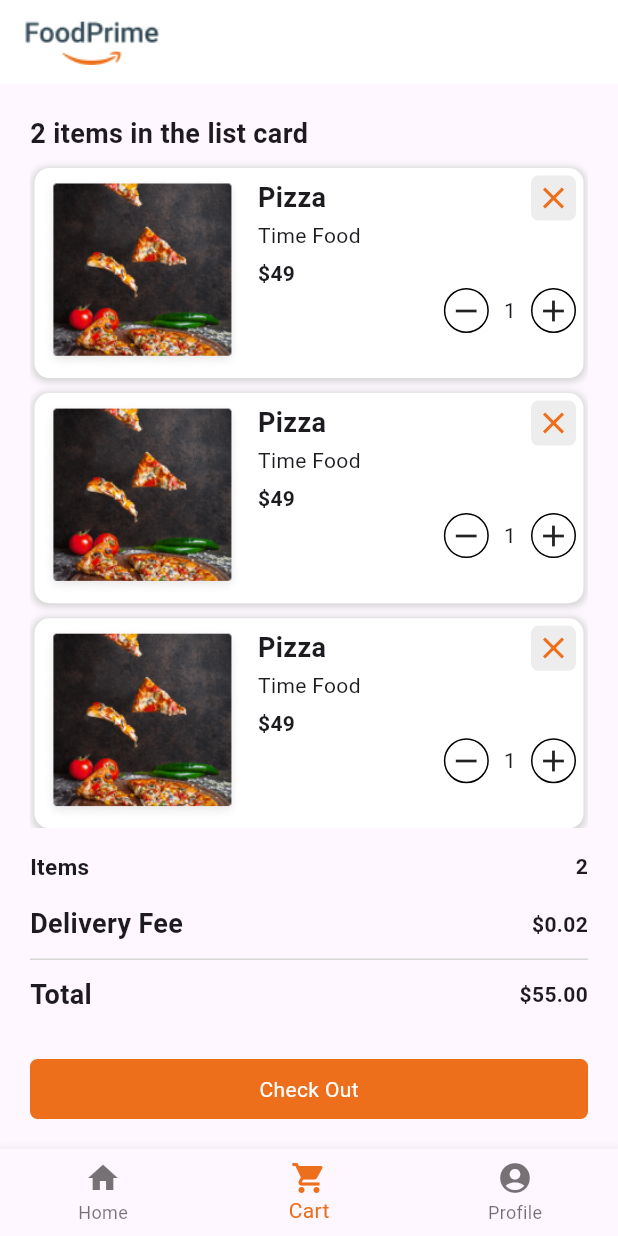
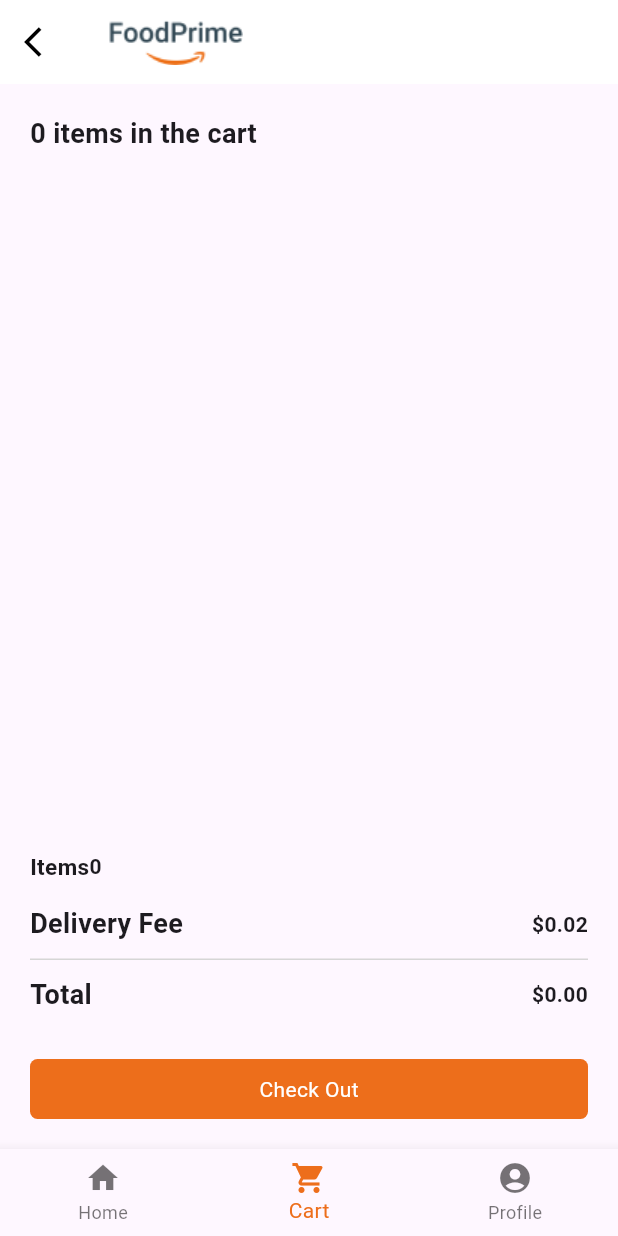
Before and after one commit to talha925/food-prime-starter, a Flutter app: the MainScreen screen opened directly, item 2 of the bottom bar chosen, on a phone screen of 412 x 824 dp. Run offline on Flutter 3.47's test engine with Material 3 defaults, Android fonts, the phone set to English and light mode, and no system bars; our stand-ins replace cloud_firestore, firebase_auth, firebase_core, fluttertoast, font_awesome_flutter; accounts and stored records are empty.

Commit message:
add to cart functionality add

```diff
--- /dev/null
+++ b/lib/model/cart_item.dart
@@ -0,0 +1,17 @@
+// cart_item.dart
+
+class CartItem {
+  final String title;
+  // final String subtitle;
+  final String image;
+  final double price;
+  int quantity;
+
+  CartItem({
+    required this.title,
+    // required this.subtitle,
+    required this.image,
+    required this.price,
+    required this.quantity,
+  });
+}
--- a/lib/screens/main/main_screen.dart
+++ b/lib/screens/main/main_screen.dart
@@ -15,7 +15,9 @@ class _MainScreenState extends State<MainScreen> {
   int _selectedIndex = 0;
   static const List<Widget> _widgetOptions = <Widget>[
     HomePage(),
-    CartPage(),
+    CartPage(
+      cart: [],
+    ),
     ProfilePage(),
   ];
 
--- a/lib/screens/main/nav_pages/cart/cart_page.dart
+++ b/lib/screens/main/nav_pages/cart/cart_page.dart
@@ -1,74 +1,130 @@
+// CartPage.dart
+
 import 'package:flutter/material.dart';
+import 'package:food_prime_app/model/cart_item.dart';
 import 'package:food_prime_app/screens/payment/payment_screen.dart';
-import 'package:food_prime_app/theme/style.dart';
 import 'package:food_prime_app/widget/button_container_widget.dart';
 
-class CartPage extends StatelessWidget {
-  const CartPage({super.key});
+class CartPage extends StatefulWidget {
+  final List<CartItem> cart;
+
+  const CartPage({Key? key, required this.cart}) : super(key: key);
+
+  @override
+  State<CartPage> createState() => _CartPageState();
+}
+
+class _CartPageState extends State<CartPage> {
+  double _calculateTotalPrice() {
+    double total = 0.0;
+    for (var item in widget.cart) {
+      total += item.price * item.quantity;
+    }
+    return total;
+  }
 
   @override
   Widget build(BuildContext context) {
+    void _removeItem(int index) {
+      setState(() {
+        widget.cart.removeAt(index);
+      });
+    }
+
+    void _updateQuantity(int index, bool isIncrement) {
+      setState(() {
+        if (isIncrement) {
+          widget.cart[index].quantity++;
+        } else {
+          if (widget.cart[index].quantity > 1) {
+            widget.cart[index].quantity--;
+          }
+        }
+      });
+    }
+
     return Scaffold(
       appBar: AppBar(
-          backgroundColor: whiteColor,
+        backgroundColor: Colors.white,
         title: Image.asset(
           "assets/word_app_logo.png",
         ),
+// Conditionally show the back button
+        leading: Navigator.canPop(context)
+            ? GestureDetector(
+                onTap: () => Navigator.pop(context),
+                child: const Icon(
+                  Icons.arrow_back_ios,
+                  color: Colors.black,
+                ),
+              )
+            : null,
       ),
       body: Container(
         margin: const EdgeInsets.symmetric(horizontal: 20, vertical: 20),
         child: Column(
           crossAxisAlignment: CrossAxisAlignment.start,
           children: [
-              const Text(
-                "2 items in the list card ",
-                style: TextStyle(fontWeight: FontWeight.bold, fontSize: 18),
+            Text(
+              "${widget.cart.length} items in the cart",
+              style: const TextStyle(fontWeight: FontWeight.bold, fontSize: 18),
             ),
             Expanded(
               child: ListView.builder(
-                  itemCount: 10,
+                itemCount: widget.cart.length,
                 itemBuilder: (context, index) {
+                  CartItem item = widget.cart[index];
                   return Padding(
                     padding: const EdgeInsets.only(
                       top: 10,
                       left: 3,
                       right: 3,
-                      ), // Add space at the bottom of each item
-                      child: _itmeCardWidget(
+                    ),
+                    child: _itemCardWidget(
                       context,
-                        image: "assets/pizza_popular_3.png",
-                        title: "Pizza",
-                        subtitle: "Time Food",
-                        price: "\$49",
+                      image: item.image,
+                      title: item.title,
+                      price: "\$${item.price}",
+                      quantity: item.quantity,
+                      onDelete: () {
+                        _removeItem(index);
+                      },
+                      onRemove: () {
+                        _updateQuantity(index, false);
+                      },
+                      onAdd: () {
+                        _updateQuantity(index, true);
+                      },
                     ),
                   );
                 },
               ),
             ),
-              const SizedBox(
-                height: 15,
+            const SizedBox(height: 15),
+            SingleChildScrollView(
+              scrollDirection: Axis.horizontal,
+              child: Row(
+                mainAxisAlignment: MainAxisAlignment.spaceBetween,
+                children: [
+                  const Text(
+                    "Items",
+                    style: TextStyle(fontWeight: FontWeight.bold, fontSize: 15),
                   ),
+                  Text(
+                    "${widget.cart.length}",
+                    style: const TextStyle(fontWeight: FontWeight.bold),
+                  ),
+                ],
+              ),
+            ),
+            const SizedBox(height: 15),
             const Row(
               mainAxisAlignment: MainAxisAlignment.spaceBetween,
               children: [
-                  Text("Items",
-                      style:
-                          TextStyle(fontWeight: FontWeight.bold, fontSize: 15)),
                 Text(
-                    "2",
-                    style: TextStyle(fontWeight: FontWeight.bold),
+                  "Delivery Fee",
+                  style: TextStyle(fontWeight: FontWeight.bold, fontSize: 18),
                 ),
-                ],
-              ),
-              const SizedBox(
-                height: 15,
-              ),
-              const Row(
-                mainAxisAlignment: MainAxisAlignment.spaceBetween,
-                children: [
-                  Text("Delivery Fee",
-                      style:
-                          TextStyle(fontWeight: FontWeight.bold, fontSize: 18)),
                 Text(
                   "\$0.02",
                   style: TextStyle(fontWeight: FontWeight.bold),
@@ -82,62 +138,67 @@ class CartPage extends StatelessWidget {
               color: Colors.grey[350],
             ),
             const SizedBox(height: 10),
-              const Row(
+            Row(
               mainAxisAlignment: MainAxisAlignment.spaceBetween,
               children: [
-                  Text("Total",
-                      style:
-                          TextStyle(fontWeight: FontWeight.bold, fontSize: 18)),
+                const Text(
+                  "Total",
+                  style: TextStyle(fontWeight: FontWeight.bold, fontSize: 18),
+                ),
                 Text(
-                    "\$55.00",
-                    style: TextStyle(fontWeight: FontWeight.bold),
+                  "\$${_calculateTotalPrice().toStringAsFixed(2)}",
+                  style: const TextStyle(fontWeight: FontWeight.bold),
                 ),
               ],
             ),
-              const SizedBox(
-                height: 30,
-              ),
+            const SizedBox(height: 30),
             ButtonContainerWidget(
               title: "Check Out",
               onTap: () {
                 Navigator.push(
                   context,
                   MaterialPageRoute(
-                          builder: (context) => const PaymentScreen()));
+                    builder: (context) => const PaymentScreen(),
+                  ),
+                );
               },
             ),
           ],
         ),
-        ));
+      ),
+    );
   }
 
-  _itmeCardWidget(
-    BuildContext context, {
-    String? title,
-    String? image,
-    String? price,
-    String? subtitle,
-  }) {
+  Widget _itemCardWidget(BuildContext context,
+      {required String title,
+      required String image,
+      required String price,
+      required int quantity,
+      required VoidCallback onDelete,
+      required VoidCallback onRemove,
+      required VoidCallback onAdd}) {
     return Container(
       height: MediaQuery.of(context).size.height * 0.17,
       width: double.infinity,
       decoration: BoxDecoration(
-          color: whiteColor,
+        color: Colors.white,
         borderRadius: BorderRadius.circular(10),
         boxShadow: [
           BoxShadow(
             color: Colors.grey[350]!,
             offset: const Offset(0, 1),
             spreadRadius: 1.5,
-                blurRadius: 3.5),
-          ]),
+            blurRadius: 3.5,
+          ),
+        ],
+      ),
       child: Padding(
         padding: const EdgeInsets.symmetric(horizontal: 5, vertical: 5),
         child: Row(
           children: [
-            //image
             Image.asset(
-              "$image",
+              image,
+              height: 80, // Adjust the height as needed
             ),
             const SizedBox(
               width: 10,
@@ -149,66 +210,72 @@ class CartPage extends StatelessWidget {
                   Row(
                     mainAxisAlignment: MainAxisAlignment.spaceBetween,
                     children: [
-                      //title
-                      Text("$title",
+                      Flexible(
+                        child: Text(
+                          title,
                           style: const TextStyle(
-                              fontWeight: FontWeight.bold, fontSize: 18)),
-
-                      //close button
-                      Container(
+                              fontWeight: FontWeight.bold, fontSize: 18),
+                          overflow: TextOverflow.ellipsis,
+                        ),
+                      ),
+                      GestureDetector(
+                        onTap: onDelete,
+                        child: Container(
                           height: 30,
                           width: 30,
                           decoration: BoxDecoration(
-                            color: lightGreyColor,
-                            borderRadius: BorderRadius.circular(5)),
+                            color: Colors.grey[300],
+                            borderRadius: BorderRadius.circular(5),
+                          ),
                           child: const Icon(
                             Icons.close,
-                          color: primaryColorED6E1B,
+                            color: Colors.amber,
                           ),
-                      )
+                        ),
+                      ),
                     ],
                   ),
-                  //subtitle
-                  Text(
-                    "$subtitle",
+                  const Text(
+                    "Subtitle", // Add the actual subtitle if needed
                   ),
                   const SizedBox(height: 5),
-                  //price
                   Text(
-                    "$price",
+                    price,
                     style: const TextStyle(fontWeight: FontWeight.bold),
                   ),
                   Row(
                     mainAxisAlignment: MainAxisAlignment.end,
                     children: [
-                      // remove item button
-                      Container(
+                      GestureDetector(
+                        onTap: onRemove,
+                        child: Container(
+                          width: 30,
                           height: 30,
-                        width: 30,
                           decoration: BoxDecoration(
                             shape: BoxShape.circle,
-                            border: Border.all(width: 1)),
-                        child: const Center(
-                          child: Icon(Icons.remove_outlined),
+                            border: Border.all(width: 1),
+                          ),
+                          child:
+                              const Center(child: Icon(Icons.remove_outlined)),
                         ),
                       ),
                       const SizedBox(width: 10),
-                      // text quantity
-                      const Text("1"),
+                      Text("$quantity"),
                       const SizedBox(width: 10),
-                      //add item button
-                      Container(
+                      GestureDetector(
+                        onTap: onAdd,
+                        child: Container(
+                          width: 30,
                           height: 30,
-                        width: 30,
                           decoration: BoxDecoration(
                             shape: BoxShape.circle,
-                            border: Border.all(width: 1)),
-                        child: const Center(
-                          child: Icon(Icons.add),
+                            border: Border.all(width: 1),
+                          ),
+                          child: const Center(child: Icon(Icons.add)),
                         ),
                       ),
                     ],
-                  )
+                  ),
                 ],
               ),
             ),
--- a/lib/screens/main/nav_pages/home/home_category/food/food_main_page.dart
+++ b/lib/screens/main/nav_pages/home/home_category/food/food_main_page.dart
@@ -193,7 +193,10 @@ class _FoodMainPageState extends State<FoodMainPage> {
               Navigator.push(
                   context,
                   MaterialPageRoute(
-                      builder: (context) => DetailPage(data: specialBurger)));
+                      builder: (context) => DetailPage(
+                            data: specialBurger,
+                            cart: [],
+                          )));
             },
             child: SizedBox(
               width: 300,
@@ -263,7 +266,10 @@ class _FoodMainPageState extends State<FoodMainPage> {
               Navigator.push(
                   context,
                   MaterialPageRoute(
-                      builder: (context) => DetailPage(data: pizza)));
+                      builder: (context) => DetailPage(
+                            data: pizza,
+                            cart: [],
+                          )));
             },
             child: SizedBox(
               width: 300,
@@ -333,7 +339,10 @@ class _FoodMainPageState extends State<FoodMainPage> {
               Navigator.push(
                   context,
                   MaterialPageRoute(
-                      builder: (context) => DetailPage(data: sandwich)));
+                      builder: (context) => DetailPage(
+                            data: sandwich,
+                            cart: [],
+                          )));
             },
             child: SizedBox(
               width: 300,
@@ -422,7 +431,10 @@ class _FoodMainPageState extends State<FoodMainPage> {
               Navigator.push(
                   context,
                   MaterialPageRoute(
-                      builder: (context) => DetailPage(data: burger)));
+                      builder: (context) => DetailPage(
+                            data: burger,
+                            cart: [],
+                          )));
             },
             child: SizedBox(
               width: 180,
@@ -505,7 +517,10 @@ class _FoodMainPageState extends State<FoodMainPage> {
               Navigator.push(
                   context,
                   MaterialPageRoute(
-                      builder: (context) => DetailPage(data: pizza)));
+                      builder: (context) => DetailPage(
+                            data: pizza,
+                            cart: [],
+                          )));
             },
             child: SizedBox(
               width: 180,
@@ -588,7 +603,10 @@ class _FoodMainPageState extends State<FoodMainPage> {
               Navigator.push(
                   context,
                   MaterialPageRoute(
-                      builder: (context) => DetailPage(data: sandwich)));
+                      builder: (context) => DetailPage(
+                            data: sandwich,
+                            cart: [],
+                          )));
             },
             child: SizedBox(
               width: 180,
--- a/lib/screens/main/nav_pages/home/home_category/grocery_and_fruit/grocery_and_fruit_main_page.dart
+++ b/lib/screens/main/nav_pages/home/home_category/grocery_and_fruit/grocery_and_fruit_main_page.dart
@@ -173,7 +173,10 @@ class _GroceryAndFruitMainPageState extends State<GroceryAndFruitMainPage> {
             Navigator.push(
                 context,
                 MaterialPageRoute(
-                    builder: (context) => DetailPage(data: fruit)));
+                    builder: (context) => DetailPage(
+                          data: fruit,
+                          cart: [],
+                        )));
           },
           child: Column(
             children: [
@@ -225,7 +228,10 @@ class _GroceryAndFruitMainPageState extends State<GroceryAndFruitMainPage> {
             Navigator.push(
                 context,
                 MaterialPageRoute(
-                    builder: (context) => DetailPage(data: vegetable)));
+                    builder: (context) => DetailPage(
+                          data: vegetable,
+                          cart: [],
+                        )));
           },
           child: Column(
             children: [
@@ -277,7 +283,10 @@ class _GroceryAndFruitMainPageState extends State<GroceryAndFruitMainPage> {
             Navigator.push(
                 context,
                 MaterialPageRoute(
-                    builder: (context) => DetailPage(data: kitchen)));
+                    builder: (context) => DetailPage(
+                          data: kitchen,
+                          cart: [],
+                        )));
           },
           child: Column(
             children: [
```
Also changed, not shown: lib/screens/main/nav_pages/home/home_category/detail_page/detail_page.dart (+53 -18 lines), lib/screens/search/search_page.dart (+7 -2 lines), lib/screens/main/nav_pages/cart/cart_provider.dart (added). Lines whose indentation alone changed are shown as unchanged.
